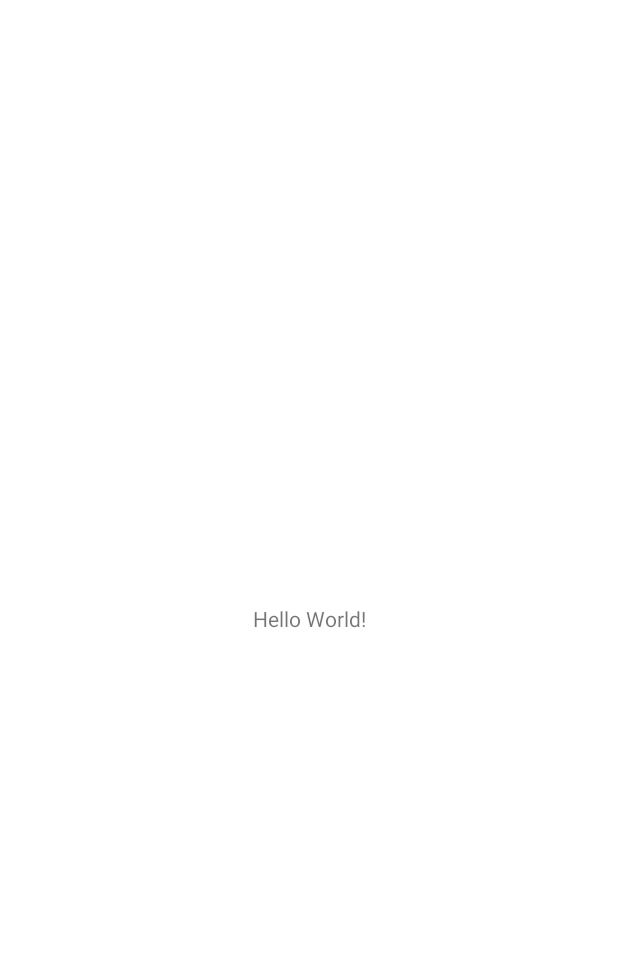
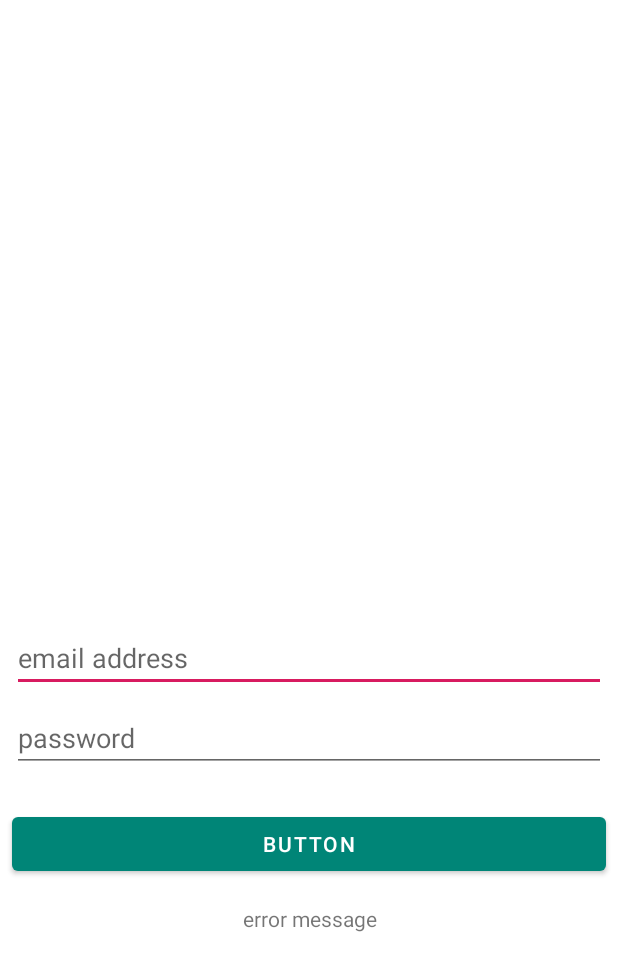
Before and after one commit to pratikKataria/Jugaad, an Android app: the screen it shows after launch (MainActivity before the commit, Login after it), on a phone screen of 412 x 824 dp. Before the commit the part shown is almost empty. Shown: the top 971 px of the screen. Run offline under Robolectric (Android 15) with nearby library versions, the phone set to English and light mode, and no system bars; our stand-ins replace Firebase (no records; nobody signed in at launch, a user with empty details on screens opened directly).

Commit message:
General - login Signup Activity connected to firebase

```diff
--- a/app/build.gradle
+++ b/app/build.gradle
@@ -34,6 +34,12 @@ dependencies {
 
     implementation 'com.synnapps:carouselview:0.1.4'
 
+    //firebase files
+    implementation 'com.google.firebase:firebase-core:17.2.1'
+    implementation 'com.google.firebase:firebase-auth:19.2.0'
+    implementation 'com.google.firebase:firebase-storage:19.1.0'
+    implementation 'com.google.firebase:firebase-database:16.0.4'
+    implementation 'com.google.firebase:firebase-firestore:21.3.0'
 
     implementation 'com.google.firebase:firebase-auth:16.0.5'
     testImplementation 'junit:junit:4.12'
--- a/app/src/main/java/com/tricky__tweaks/jugaad/activity/Login/Login.java
+++ b/app/src/main/java/com/tricky__tweaks/jugaad/activity/Login/Login.java
@@ -1,18 +1,85 @@
 package com.tricky__tweaks.jugaad.activity.Login;
 
+import androidx.annotation.NonNull;
 import androidx.appcompat.app.AppCompatActivity;
 
+import android.content.Intent;
 import android.os.Bundle;
+import android.util.Log;
+import android.view.View;
+import android.widget.EditText;
+import android.widget.Toast;
 
+import com.google.android.gms.tasks.OnCompleteListener;
+import com.google.android.gms.tasks.Task;
+import com.google.android.material.button.MaterialButton;
+import com.google.firebase.auth.AuthResult;
+import com.google.firebase.auth.FirebaseAuth;
 import com.tricky__tweaks.jugaad.R;
+import com.tricky__tweaks.jugaad.activity.Main.MainActivity;
 
 public class Login extends AppCompatActivity {
+
+    private EditText editTextEmail;
+    private EditText editTextPassword;
+    private EditText editTextUserName;
+    private MaterialButton loginBtn;
+
+    private FirebaseAuth firebaseAuth;
+
+    private void init_fields() {
+        editTextEmail = findViewById(R.id.activity_login_et_email);
+        editTextPassword = findViewById(R.id.activity_login_et_password);
+        loginBtn = findViewById(R.id.activity_login_mb_login);
+
+        firebaseAuth = FirebaseAuth.getInstance();
+    }
 
     @Override
     protected void onCreate(Bundle savedInstanceState) {
         super.onCreate(savedInstanceState);
         setContentView(R.layout.activity_login);
 
+        init_fields();
+
+        loginBtn.setOnClickListener(new View.OnClickListener() {
+            @Override
+            public void onClick(View v) {
+                if (editTextEmail.getText().toString().isEmpty()) {
+                    editTextEmail.setError("should not empty");
+                    editTextEmail.requestFocus();
+                    return;
+                }
+                if (editTextPassword.getText().toString().isEmpty()) {
+                    editTextPassword.setError("should not empty");
+                    editTextPassword.requestFocus();
+                    return;
+                }
+                if (editTextPassword.getText().toString().length() < 6) {
+                    editTextPassword.setError("should to 6 or greater");
+                    editTextPassword.requestFocus();
+                    return;
+                }
+
+                login(editTextEmail.getText().toString(), editTextPassword.getText().toString());
+            }
+        });
+
+    }
+
+    private void login(final String email, final String password) {
+
+        Log.e("LOGIN", email + "  " + password);
+
+        firebaseAuth.signInWithEmailAndPassword(email, password).addOnCompleteListener(new OnCompleteListener<AuthResult>() {
+            @Override
+            public void onComplete(@NonNull Task<AuthResult> task) {
+                if (task.isSuccessful()) {
+                    Toast.makeText(Login.this , "signup successfull", Toast.LENGTH_SHORT).show();
+                    startActivity(new Intent(Login.this, MainActivity.class));
+                }
+            }
+        });
 
     }
 }
--- a/app/src/main/java/com/tricky__tweaks/jugaad/activity/Main/MainActivity.java
+++ b/app/src/main/java/com/tricky__tweaks/jugaad/activity/Main/MainActivity.java
@@ -6,10 +6,14 @@ import android.content.Intent;
 import android.os.Bundle;
 import android.os.Handler;
 
+import com.google.firebase.auth.FirebaseAuth;
 import com.tricky__tweaks.jugaad.R;
+import com.tricky__tweaks.jugaad.activity.Login.Login;
+import com.tricky__tweaks.jugaad.activity.Login.SignUp;
 import com.tricky__tweaks.jugaad.activity.Splash.SplashActivity;
 
 public class MainActivity extends AppCompatActivity {
+
 
     @Override
     protected void onCreate(Bundle savedInstanceState) {
@@ -17,4 +21,14 @@ public class MainActivity extends AppCompatActivity {
         setContentView(R.layout.activity_main);
 
     }
+
+    @Override
+    protected void onStart() {
+        FirebaseAuth firebaseAuth = FirebaseAuth.getInstance();
+        if(firebaseAuth.getCurrentUser() == null) {
+            startActivity(new Intent(this, Login.class));
+            finish();
+        }
+        super.onStart();
+    }
 }
--- a/app/src/main/java/com/tricky__tweaks/jugaad/activity/Splash/SplashActivity.java
+++ b/app/src/main/java/com/tricky__tweaks/jugaad/activity/Splash/SplashActivity.java
@@ -21,7 +21,7 @@ public class SplashActivity extends AppCompatActivity {
             public void run() {
                 startActivity(new Intent(SplashActivity.this, MainActivity.class));
             }
-        }, 3000);
+        }, 4000);
 
     }
 }
--- a/app/src/main/res/layout/activity_login.xml
+++ b/app/src/main/res/layout/activity_login.xml
@@ -8,10 +8,11 @@
 
 
     <EditText
-        android:id="@+id/editText"
+        android:id="@+id/activity_login_et_email"
         android:layout_width="match_parent"
         android:layout_height="wrap_content"
         android:layout_marginStart="8dp"
+        android:layout_marginTop="416dp"
         android:layout_marginEnd="8dp"
         android:ems="10"
         android:hint="email address"
@@ -19,10 +20,10 @@
         app:layout_constraintEnd_toEndOf="parent"
         app:layout_constraintHorizontal_bias="0.0"
         app:layout_constraintStart_toStartOf="parent"
-        tools:layout_editor_absoluteY="389dp" />
+        app:layout_constraintTop_toTopOf="parent" />
 
     <EditText
-        android:id="@+id/editText2"
+        android:id="@+id/activity_login_et_password"
         android:layout_width="match_parent"
         android:layout_height="wrap_content"
         android:layout_marginStart="8dp"
@@ -33,10 +34,10 @@
         android:inputType="textPersonName"
         app:layout_constraintEnd_toEndOf="parent"
         app:layout_constraintStart_toStartOf="parent"
-        app:layout_constraintTop_toBottomOf="@+id/editText" />
+        app:layout_constraintTop_toBottomOf="@+id/activity_login_et_email" />
 
     <com.google.android.material.button.MaterialButton
-        android:id="@+id/button"
+        android:id="@+id/activity_login_mb_login"
         android:layout_width="match_parent"
         android:layout_height="wrap_content"
         android:layout_marginStart="8dp"
@@ -45,9 +46,10 @@
         android:text="Button"
         app:layout_constraintEnd_toEndOf="parent"
         app:layout_constraintStart_toStartOf="parent"
-        app:layout_constraintTop_toBottomOf="@+id/editText2" />
+        app:layout_constraintTop_toBottomOf="@+id/activity_login_et_password" />
 
     <TextView
+        android:id="@+id/activity_login_tv_error_message"
         android:layout_width="match_parent"
         android:layout_height="wrap_content"
         android:layout_marginStart="8dp"
@@ -58,5 +60,5 @@
         app:layout_constraintEnd_toEndOf="parent"
         app:layout_constraintHorizontal_bias="0.0"
         app:layout_constraintStart_toStartOf="parent"
-        app:layout_constraintTop_toBottomOf="@+id/button" />
+        app:layout_constraintTop_toBottomOf="@+id/activity_login_mb_login" />
 </androidx.constraintlayout.widget.ConstraintLayout>
```
Also changed, not shown: app/src/main/java/com/tricky__tweaks/jugaad/activity/Login/SignUp.java (+76 -0 lines), app/src/main/res/layout/activity_sign_up.xml (+9 -9 lines).
